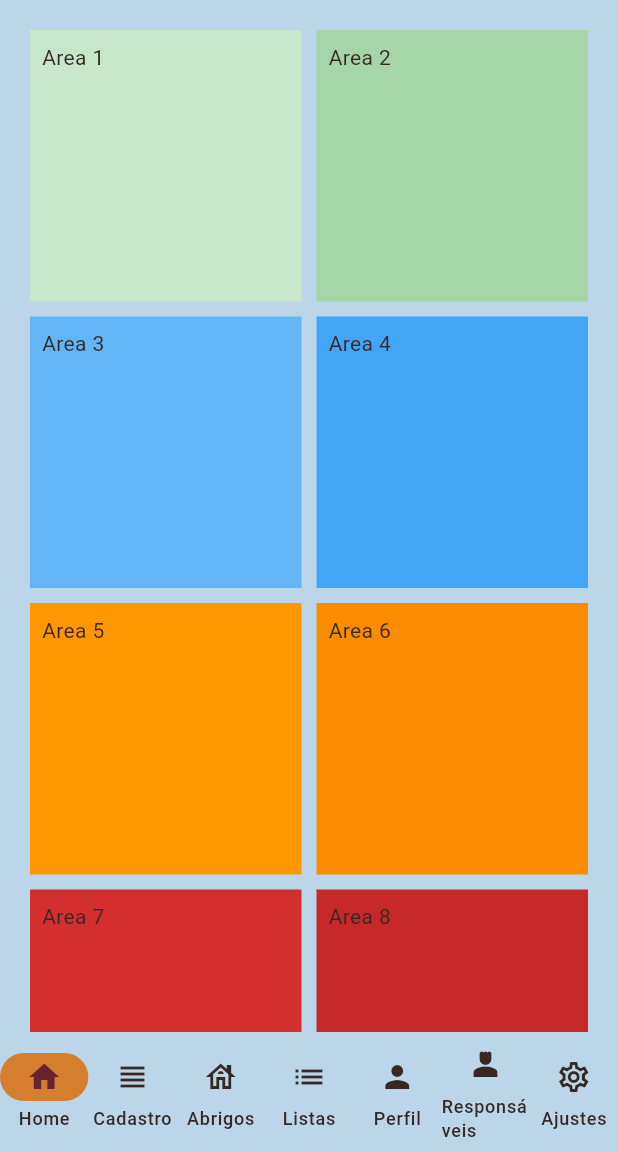
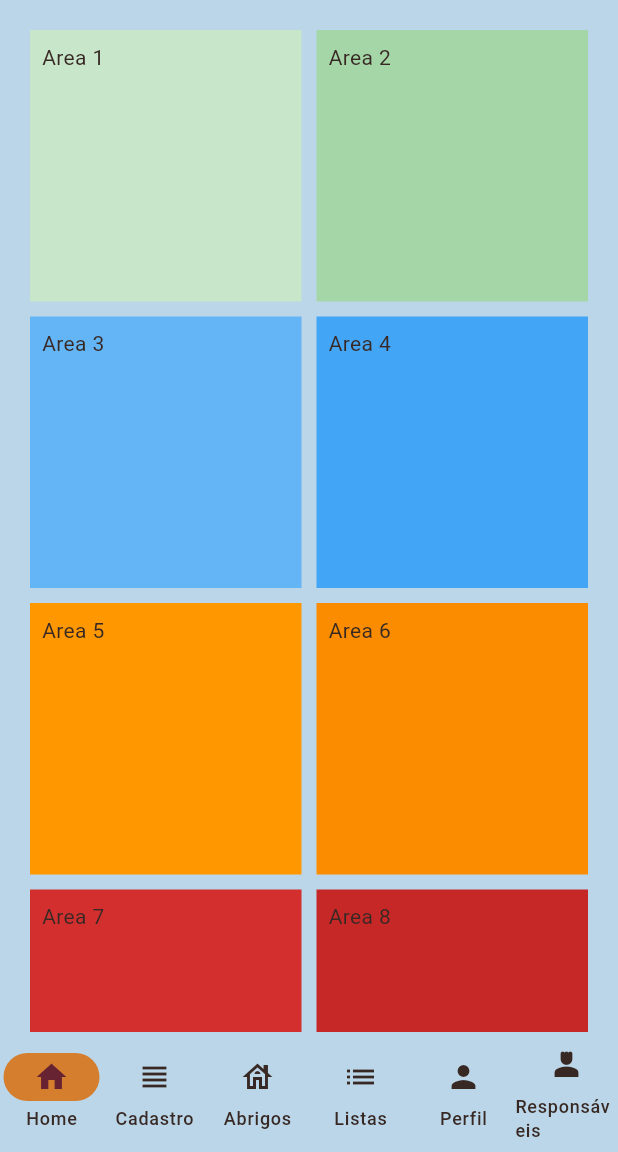
Before and after one commit to regeiss/auxilio_emergencial_casa, a Flutter app: the screen it shows after launch, after a tap on "Pular", after a tap on "Pronto", on a phone screen of 412 x 824 dp, the part 84-1236 px from its top. Run offline on Flutter 3.47's test engine with Material 3 defaults, Android fonts, the phone set to English and light mode, and no system bars; our stand-ins replace dio, firebase_auth, firebase_core, flutter_form_builder, flutter_native_splash, flutter_riverpod and 11 more; missing offline and left inert: awesome_dio_interceptor, firebase_ui_auth, firebase_ui_localizations; accounts and stored records are empty; generated files the repository leaves out were written again.

Commit message:
[feat] tela de ajustes

```diff
--- a/lib/source/core/router/app_router.dart
+++ b/lib/source/core/router/app_router.dart
@@ -28,7 +28,6 @@ final _abrigoNavigatorKey = GlobalKey<NavigatorState>(debugLabel: 'abrigo');
 final _listaNavigatorKey = GlobalKey<NavigatorState>(debugLabel: 'lista');
 final _perfilNavigatorKey = GlobalKey<NavigatorState>(debugLabel: 'perfil');
 final _responsavelNavigatorKey = GlobalKey<NavigatorState>(debugLabel: 'responsavel');
-final _ajustesNavigatorKey = GlobalKey<NavigatorState>(debugLabel: 'responsavel');
 
 enum AppRoute {
   onboarding,
@@ -118,6 +117,13 @@ GoRouter goRouter(GoRouterRef ref) {
           child: CustomSignInScreen(),
         ),
       ),
+      GoRoute(
+                path: '/ajustes',
+                name: AppRoute.ajustes.name,
+                pageBuilder: (context, state) => const NoTransitionPage(
+                  child: AjustesScreen(),
+                ),
+              ),
       StatefulShellRoute.indexedStack(
         pageBuilder: (context, state, navigationShell) => NoTransitionPage(
           child: ScaffoldWithNestedNavigation(navigationShell: navigationShell),
@@ -214,18 +220,6 @@ GoRouter goRouter(GoRouterRef ref) {
               ),
             ],
           ),
-          StatefulShellBranch(
-            navigatorKey: _ajustesNavigatorKey,
-            routes: [
-              GoRoute(
-                path: '/ajustes',
-                name: AppRoute.ajustes.name,
-                pageBuilder: (context, state) => const NoTransitionPage(
-                  child: AjustesScreen(),
-                ),
-              ),
-            ],
-          ),
         ],
       ),
     ],
--- a/lib/source/core/router/scaffold_with_nested_navigation.dart
+++ b/lib/source/core/router/scaffold_with_nested_navigation.dart
@@ -85,11 +85,11 @@ class ScaffoldWithNavigationBar extends StatelessWidget {
             selectedIcon: const Icon(Icons.person_4),
             label: 'Responsáveis',
           ),
-          NavigationDestination(
-            icon: const Icon(Icons.settings_outlined),
-            selectedIcon: const Icon(Icons.settings_outlined),
-            label: 'Ajustes',
-          ),
+          // NavigationDestination(
+          //   icon: const Icon(Icons.settings_outlined),
+          //   selectedIcon: const Icon(Icons.settings_outlined),
+          //   label: 'Ajustes',
+          // ),
         ],
         onDestinationSelected: onDestinationSelected,
       ),
--- a/lib/source/features/common/appbar_menu_action.dart
+++ b/lib/source/features/common/appbar_menu_action.dart
@@ -1,5 +1,7 @@
+import 'package:auxilio_emergencial/source/core/router/app_router.dart';
 import 'package:auxilio_emergencial/source/features/auth/data/firebase_auth_repository.dart';
 import 'package:flutter/material.dart';
+import 'package:go_router/go_router.dart';
 import 'package:hooks_riverpod/hooks_riverpod.dart';
 
 class AppBarPopUpMenuActions {
@@ -7,9 +9,11 @@ class AppBarPopUpMenuActions {
     switch (item) {
       case 0:
         _showAlertDialog(context, ref);
-
         break;
       case 1:
+        context.goNamed(
+          AppRoute.ajustes.name,
+        );
         break;
     }
   }
--- a/lib/source/features/user/presentation/edit_user_screen_controller.dart
+++ b/lib/source/features/user/presentation/edit_user_screen_controller.dart
@@ -1,4 +1,3 @@
-import 'dart:async';
 import 'package:auxilio_emergencial/source/features/common/appbar_menu_action.dart';
 import 'package:auxilio_emergencial/source/features/common/widgets/drawer.dart';
 import 'package:auxilio_emergencial/source/features/user/data/user_repository.dart';
```
Also changed, not shown: lib/source/features/ajustes/presentation/settings_screen.dart (+7 -7 lines), lib/source/features/user/presentation/user_detail_screen.dart (+9 -11 lines), 1 other file.
